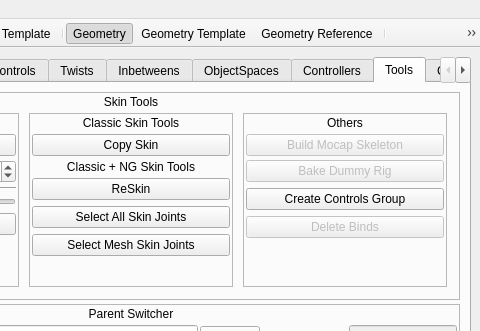
PavelCrow/RigStudio3, file ui/designer/mainWindow.ui: the form before one commit; both pictures show x 218 to 698 and y 0 to 331 of the 698 by 927 pixel window.
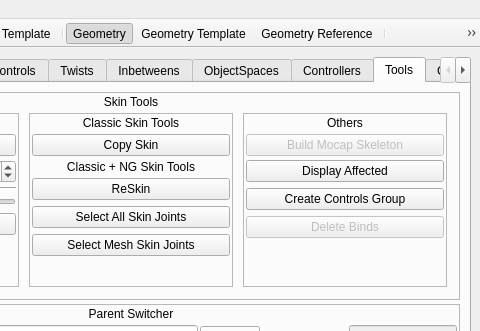
The form after the commit.

```diff
--- a/ui/designer/mainWindow.ui
+++ b/ui/designer/mainWindow.ui
@@ -7880,10 +7880,10 @@
                       <item>
                        <widget class="QPushButton" name="bakeDummyRig_btn">
                         <property name="enabled">
-                         <bool>false</bool>
+                         <bool>true</bool>
                         </property>
                         <property name="text">
-                         <string>Bake Dummy Rig</string>
+                         <string>Display Affected</string>
                         </property>
                        </widget>
                       </item>
```
Left out of the diff: 2 changed lines with no effect on the pictures.
